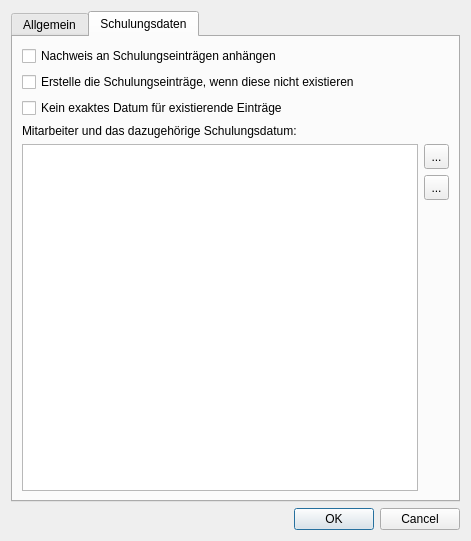
Before: the Qt Designer form ui/qmnewcertificatedialog.ui in Christian-Kr/QualificationMatrix, drawn with Qt 5.
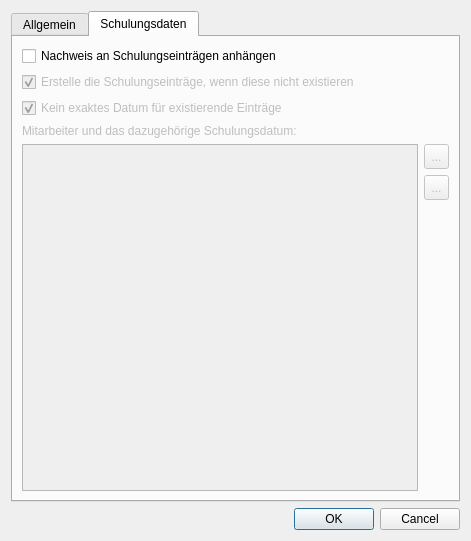
After: the same form once the commit is applied. The open tabs and pages were chosen to show the change. Icons and pictures are not drawn.

Commit message: Clang advices

```diff
--- a/ui/qmnewcertificatedialog.ui
+++ b/ui/qmnewcertificatedialog.ui
@@ -177,32 +177,54 @@
        </item>
        <item row="1" column="0" colspan="2">
         <widget class="QCheckBox" name="cbCreateTrainData">
+         <property name="enabled">
+          <bool>false</bool>
+         </property>
          <property name="text">
           <string>Erstelle die Schulungseinträge, wenn diese nicht existieren</string>
          </property>
+         <property name="checked">
+          <bool>true</bool>
+         </property>
         </widget>
        </item>
        <item row="2" column="0">
         <widget class="QCheckBox" name="cbNoExactDate">
+         <property name="enabled">
+          <bool>false</bool>
+         </property>
          <property name="text">
           <string>Kein exaktes Datum für existierende Einträge</string>
          </property>
+         <property name="checked">
+          <bool>true</bool>
+         </property>
         </widget>
        </item>
        <item row="3" column="0">
         <widget class="QLabel" name="label_4">
+         <property name="enabled">
+          <bool>false</bool>
+         </property>
          <property name="text">
           <string>Mitarbeiter und das dazugehörige Schulungsdatum:</string>
          </property>
         </widget>
        </item>
        <item row="4" column="0">
-        <widget class="QTableView" name="tvSelectionTrainingData"/>
+        <widget class="QTableView" name="tvSelectionTrainingData">
+         <property name="enabled">
+          <bool>false</bool>
+         </property>
+        </widget>
        </item>
        <item row="4" column="1">
         <layout class="QVBoxLayout" name="verticalLayout">
          <item>
           <widget class="QToolButton" name="tbExtSelEmployee">
+           <property name="enabled">
+            <bool>false</bool>
+           </property>
            <property name="minimumSize">
             <size>
              <width>25</width>
@@ -229,6 +251,9 @@
          </item>
          <item>
           <widget class="QToolButton" name="tbRemove">
+           <property name="enabled">
+            <bool>false</bool>
+           </property>
            <property name="minimumSize">
             <size>
              <width>25</width>
```
The commit also changes 1 other file.
